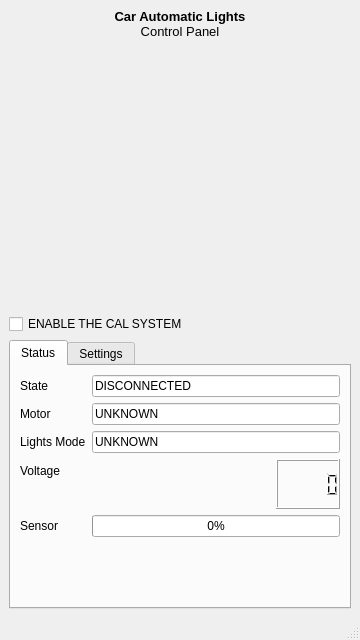
Above: qt_HMI/mainwindow.ui from yossioo/car-automatic-lights before the change. Below: the same form after it.
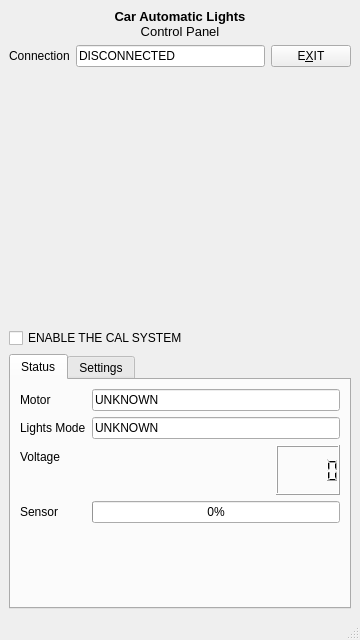
That is the form after the change. The open tabs and pages were chosen to show the change.

Commit message: Timeout timer added, Exit button, styleSheets

Patch:
```diff
--- a/qt_HMI/mainwindow.ui
+++ b/qt_HMI/mainwindow.ui
@@ -33,6 +33,37 @@
       </property>
      </widget>
     </item>
+    <item>
+     <layout class="QHBoxLayout" name="horizontalLayout_2">
+      <item>
+       <widget class="QLabel" name="lbConnection">
+        <property name="text">
+         <string>Connection</string>
+        </property>
+       </widget>
+      </item>
+      <item>
+       <widget class="QLineEdit" name="leSTATE">
+        <property name="text">
+         <string>DISCONNECTED</string>
+        </property>
+        <property name="echoMode">
+         <enum>QLineEdit::Normal</enum>
+        </property>
+        <property name="readOnly">
+         <bool>true</bool>
+        </property>
+       </widget>
+      </item>
+      <item>
+       <widget class="QPushButton" name="pushButton">
+        <property name="text">
+         <string>E&amp;XIT</string>
+        </property>
+       </widget>
+      </item>
+     </layout>
+    </item>
     <item>
      <spacer name="verticalSpacer_2">
       <property name="orientation">
@@ -63,26 +94,6 @@
         <string>Status</string>
        </attribute>
        <layout class="QFormLayout" name="formLayout_3">
-        <item row="0" column="0">
-         <widget class="QLabel" name="lableSTATUS">
-          <property name="text">
-           <string>State</string>
-          </property>
-         </widget>
-        </item>
-        <item row="0" column="1">
-         <widget class="QLineEdit" name="leSTATUS">
-          <property name="text">
-           <string>DISCONNECTED</string>
-          </property>
-          <property name="echoMode">
-           <enum>QLineEdit::Normal</enum>
-          </property>
-          <property name="readOnly">
-           <bool>true</bool>
-          </property>
-         </widget>
-        </item>
         <item row="1" column="0">
          <widget class="QLabel" name="label_5">
           <property name="text">
```
Left out of the diff: 50 changed lines with no effect on the pictures. The commit also changes 2 other files.
